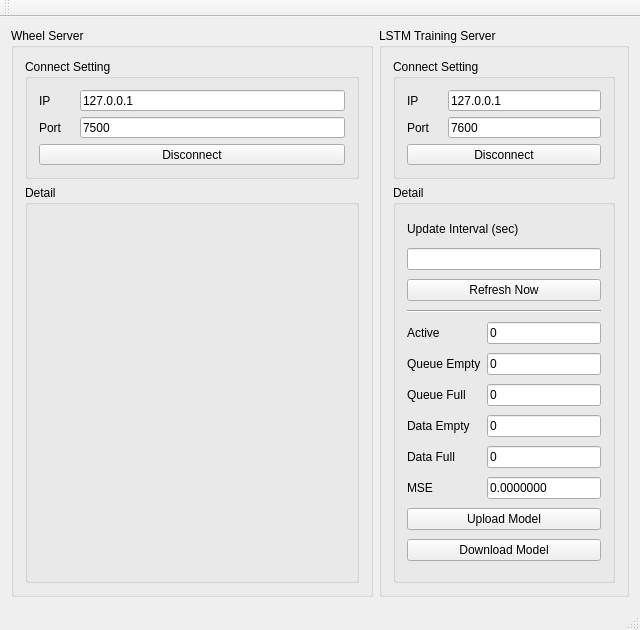
Before: the Qt Designer form util/hourglass_monitor/mainwindow.ui in jamesljlster/hourglass, drawn with Qt 5.
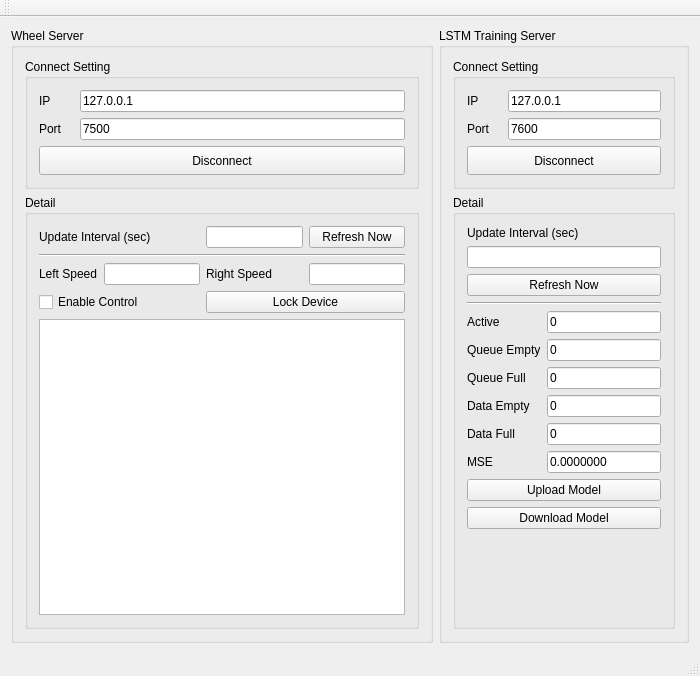
After: the same form once the commit is applied.

Commit message: Layout first finished

What changed in the file:
```diff
--- a/util/hourglass_monitor/mainwindow.ui
+++ b/util/hourglass_monitor/mainwindow.ui
@@ -6,8 +6,8 @@
    <rect>
     <x>0</x>
     <y>0</y>
-    <width>640</width>
-    <height>630</height>
+    <width>700</width>
+    <height>676</height>
    </rect>
   </property>
   <property name="minimumSize">
@@ -32,13 +32,13 @@
          <property name="minimumSize">
           <size>
            <width>0</width>
-           <height>120</height>
+           <height>130</height>
           </size>
          </property>
          <property name="maximumSize">
           <size>
            <width>16777215</width>
-           <height>120</height>
+           <height>130</height>
           </size>
          </property>
          <property name="title">
@@ -130,6 +130,69 @@
          <property name="title">
           <string>Detail</string>
          </property>
+         <layout class="QGridLayout" name="gridLayout_5">
+          <item row="0" column="0" colspan="2">
+           <widget class="QLabel" name="label_12">
+            <property name="text">
+             <string>Update Interval (sec)</string>
+            </property>
+           </widget>
+          </item>
+          <item row="3" column="0" colspan="4">
+           <widget class="Line" name="line_2">
+            <property name="orientation">
+             <enum>Qt::Horizontal</enum>
+            </property>
+           </widget>
+          </item>
+          <item row="4" column="3">
+           <widget class="QLineEdit" name="lineEdit_14"/>
+          </item>
+          <item row="5" column="0" colspan="2">
+           <widget class="QCheckBox" name="checkBox">
+            <property name="text">
+             <string>Enable Control</string>
+            </property>
+           </widget>
+          </item>
+          <item row="6" column="0" colspan="4">
+           <widget class="QGraphicsView" name="graphicsView"/>
+          </item>
+          <item row="4" column="0">
+           <widget class="QLabel" name="label_13">
+            <property name="text">
+             <string>Left Speed</string>
+            </property>
+           </widget>
+          </item>
+          <item row="0" column="3">
+           <widget class="QPushButton" name="pushButton_6">
+            <property name="text">
+             <string>Refresh Now</string>
+            </property>
+           </widget>
+          </item>
+          <item row="0" column="2">
+           <widget class="QLineEdit" name="lineEdit_12"/>
+          </item>
+          <item row="4" column="2">
+           <widget class="QLabel" name="label_14">
+            <property name="text">
+             <string>Right Speed</string>
+            </property>
+           </widget>
+          </item>
+          <item row="4" column="1">
+           <widget class="QLineEdit" name="lineEdit_13"/>
+          </item>
+          <item row="5" column="2" colspan="2">
+           <widget class="QPushButton" name="pushButton_7">
+            <property name="text">
+             <string>Lock Device</string>
+            </property>
+           </widget>
+          </item>
+         </layout>
         </widget>
        </item>
       </layout>
@@ -137,6 +200,12 @@
     </item>
     <item>
      <widget class="QGroupBox" name="groupBox_2">
+      <property name="minimumSize">
+       <size>
+        <width>250</width>
+        <height>0</height>
+       </size>
+      </property>
       <property name="maximumSize">
        <size>
         <width>250</width>
@@ -158,13 +227,13 @@
          <property name="minimumSize">
           <size>
            <width>0</width>
-           <height>120</height>
+           <height>130</height>
           </size>
          </property>
          <property name="maximumSize">
           <size>
            <width>16777215</width>
-           <height>120</height>
+           <height>130</height>
           </size>
          </property>
          <property name="title">
@@ -361,6 +430,9 @@
             </property>
            </widget>
           </item>
+          <item row="1" column="0" colspan="2">
+           <widget class="QLineEdit" name="lineEdit_5"/>
+          </item>
           <item row="14" column="0" colspan="2">
            <widget class="QPushButton" name="pushButton_4">
             <property name="text">
@@ -382,8 +454,18 @@
             </property>
            </widget>
           </item>
-          <item row="1" column="0" colspan="2">
-           <widget class="QLineEdit" name="lineEdit_5"/>
+          <item row="16" column="0" colspan="2">
+           <spacer name="verticalSpacer">
+            <property name="orientation">
+             <enum>Qt::Vertical</enum>
+            </property>
+            <property name="sizeHint" stdset="0">
+             <size>
+              <width>20</width>
+              <height>40</height>
+             </size>
+            </property>
+           </spacer>
           </item>
          </layout>
         </widget>
@@ -398,7 +480,7 @@
     <rect>
      <x>0</x>
      <y>0</y>
-     <width>640</width>
+     <width>700</width>
      <height>22</height>
     </rect>
    </property>
```
